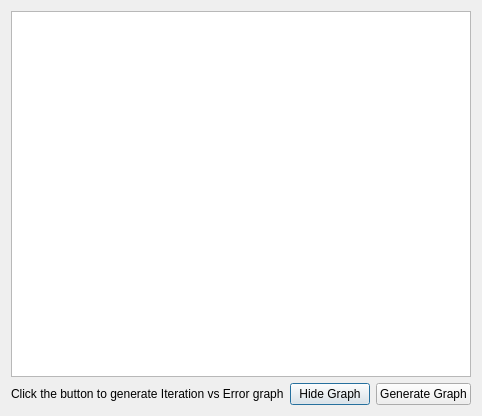
This is bisectiongui.ui in manashmandal/QNumericalAnalysis as Qt 5 draws it before an edit. The edited form follows.
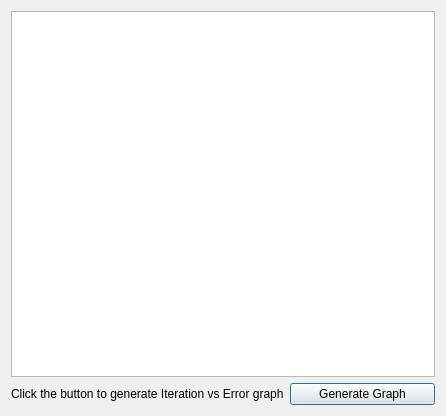
This is the edited form.

```diff
--- a/bisectiongui.ui
+++ b/bisectiongui.ui
@@ -6,7 +6,7 @@
    <rect>
     <x>0</x>
     <y>0</y>
-    <width>376</width>
+    <width>446</width>
     <height>416</height>
    </rect>
   </property>
@@ -34,13 +34,6 @@
          </property>
         </widget>
        </item>
-       <item>
-        <widget class="QPushButton" name="hideGraphButton">
-         <property name="text">
-          <string>Hide Graph</string>
-         </property>
-        </widget>
-       </item>
        <item>
         <widget class="QPushButton" name="graphButton">
          <property name="text">
```
